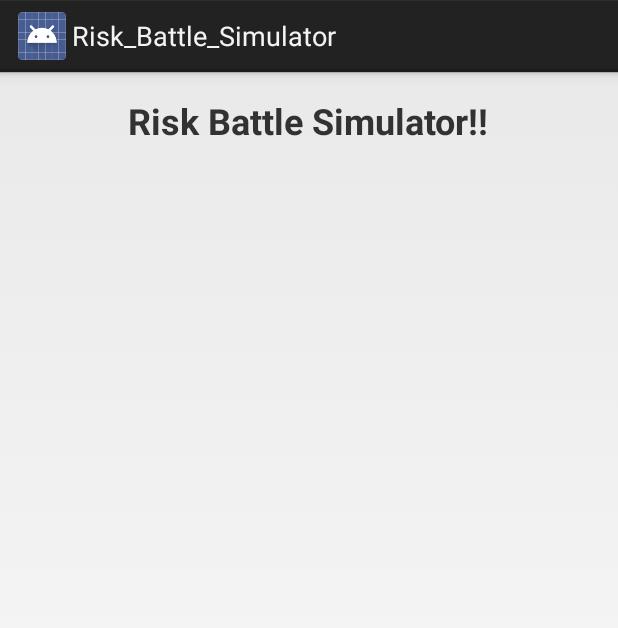
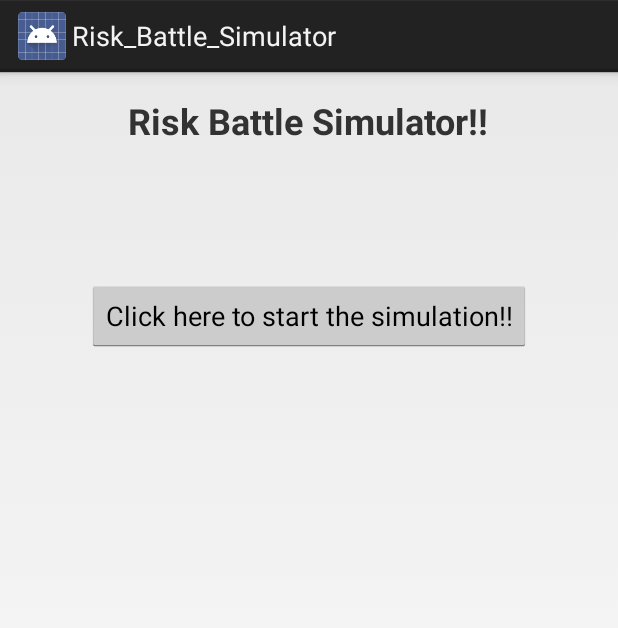
Before and after one commit to S-Kantor/Risk-Battle-Simulator, an Android app: the screen it shows after launch (Main_Activity), on a phone screen of 412 x 824 dp. Shown: the top 628 px of the screen. Run offline under Robolectric (Android 15) with nearby library versions, the phone set to English and light mode, and no system bars; 1 statement that could not run was skipped.

Commit message:
Initial setup for starting button. Using toast as a placeholder.

```diff
--- a/android/Risk_Battle_Simulator/app/src/main/java/com/kantor/sam/risk_battle_simulator/Main_Activity.java
+++ b/android/Risk_Battle_Simulator/app/src/main/java/com/kantor/sam/risk_battle_simulator/Main_Activity.java
@@ -4,6 +4,9 @@ import android.app.Activity;
 import android.os.Bundle;
 import android.view.Menu;
 import android.view.MenuItem;
+import android.view.View;
+import android.widget.Button;
+import android.widget.Toast;
 
 
 public class Main_Activity extends Activity {
@@ -12,6 +15,14 @@ public class Main_Activity extends Activity {
     protected void onCreate(Bundle savedInstanceState) {
         super.onCreate(savedInstanceState);
         setContentView(R.layout.activity_main_);
+    }
+
+
+    public void startSim (View view) {
+
+        Toast startSim = Toast.makeText(getApplicationContext(),"Starting Simulation now!", Toast.LENGTH_LONG);
+        startSim.show();
+
     }
 
 
--- a/android/Risk_Battle_Simulator/app/src/main/res/layout/activity_main_.xml
+++ b/android/Risk_Battle_Simulator/app/src/main/res/layout/activity_main_.xml
@@ -15,6 +15,17 @@
         android:layout_alignParentTop="true"
         android:layout_centerHorizontal="true"
         android:textSize="24sp"
-        android:textStyle="bold" />
+        android:textStyle="bold"
+        android:id="@+id/textView" />
+
+    <Button
+        android:layout_width="wrap_content"
+        android:layout_height="wrap_content"
+        android:layout_marginTop="90dp"
+        android:text="@string/StartingButton"
+        android:id="@+id/StartingButton1"
+        android:onClick="startSim"
+        android:layout_below="@+id/textView"
+        android:layout_centerHorizontal="true" />
 
 </RelativeLayout>
--- a/android/Risk_Battle_Simulator/app/src/main/res/values/strings.xml
+++ b/android/Risk_Battle_Simulator/app/src/main/res/values/strings.xml
@@ -3,6 +3,7 @@
 
     <string name="app_name">Risk_Battle_Simulator</string>
     <string name="Title">Risk Battle Simulator!!</string>
+    <string name="StartingButton">Click here to start the simulation!!</string>
     <string name="action_settings">Settings</string>
 
 </resources>
```
